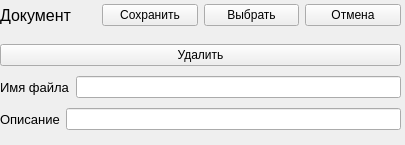
Qt form src/ui/document.ui (ZeynX92/SmartStudentList) before a commit.
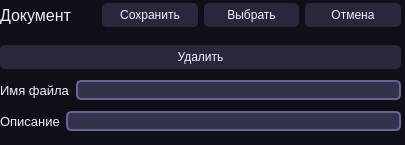
The same form after that commit.

Diff of the .ui file:
```diff
--- a/src/ui/document.ui
+++ b/src/ui/document.ui
@@ -31,6 +31,40 @@
   <property name="windowTitle">
    <string>Form</string>
   </property>
+  <property name="styleSheet">
+   <string notr="true">* {font: &quot;Segoe UI&quot;;}
+
+QWidget {
+	background-color: rgb(15, 15, 23);
+	color: rgb(240, 240, 255);
+	border: none;
+}
+
+QTabWidget QTabBar::tab {
+	background-color:  rgb(30, 30, 45);
+	width: 263px;
+}
+
+QTabWidget QTabBar::tab:selected{background-color: rgb(60, 60, 90)}
+
+QComboBox {
+	background-color: rgb(40, 40, 60);
+	padding: 3px;
+	border-radius: 5px;
+}
+
+QLineEdit {
+	background-color: rgb(50, 50, 75);
+	border: 2px solid rgb(100, 100, 150);
+	border-radius: 5px;
+}
+
+QPushButton {
+	background-color: rgb(40, 40, 60);
+	padding: 5px;
+	border-radius: 5px;
+}</string>
+  </property>
   <widget class="QWidget" name="layoutWidget">
    <property name="geometry">
     <rect>
```
